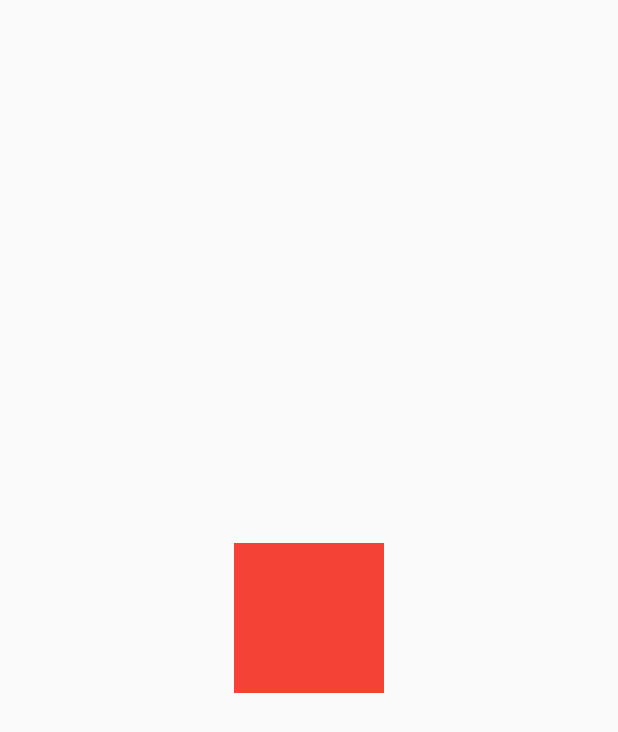
After one commit to Amirmahdi1380/animation_flutter, a Flutter app: the screen it shows after launch, on a phone screen of 412 x 824 dp. The commit adds this screen. Shown: the top 732 px of the screen. Run offline on Flutter 3.47's test engine with Material 2 defaults, Android fonts, the phone set to English and light mode, and no system bars.

Commit message:
scale Animation added

```diff
--- a/lib/main.dart
+++ b/lib/main.dart
@@ -1,6 +1,7 @@
 import 'package:animated/opacity_animation.dart';
 import 'package:animated/position_animated.dart';
 import 'package:animated/raotate_animation.dart';
+import 'package:animated/scale_animation.dart';
 import 'package:flutter/material.dart';
 
 void main() {
@@ -13,7 +14,7 @@ class MainScreen extends StatelessWidget {
   @override
   Widget build(BuildContext context) {
     return const MaterialApp(
-      home: RotateAnimation(),
+      home: ScaleAnimation(),
     );
   }
 }
--- /dev/null
+++ b/lib/scale_animation.dart
@@ -0,0 +1,41 @@
+import 'package:flutter/material.dart';
+
+class ScaleAnimation extends StatefulWidget {
+  const ScaleAnimation({Key? key}) : super(key: key);
+
+  @override
+  State<ScaleAnimation> createState() => _ScaleAnimationState();
+}
+
+class _ScaleAnimationState extends State<ScaleAnimation> {
+  double scale = 1;
+  @override
+  Widget build(BuildContext context) {
+    return Scaffold(
+      body: Center(
+          child: AnimatedScale(
+        scale: scale,
+        duration: Duration(milliseconds: 400),
+        child: InkWell(
+          onTap: () {
+            setState(() {
+              if (scale < 5) {
+                scale += 1;
+              } else {
+                scale = 1;
+              }
+            });
+          },
+          child: Container(
+            height: 100,
+            width: 100,
+            decoration: BoxDecoration(
+              shape: BoxShape.rectangle,
+              color: Colors.red,
+            ),
+          ),
+        ),
+      )),
+    );
+  }
+}
```
